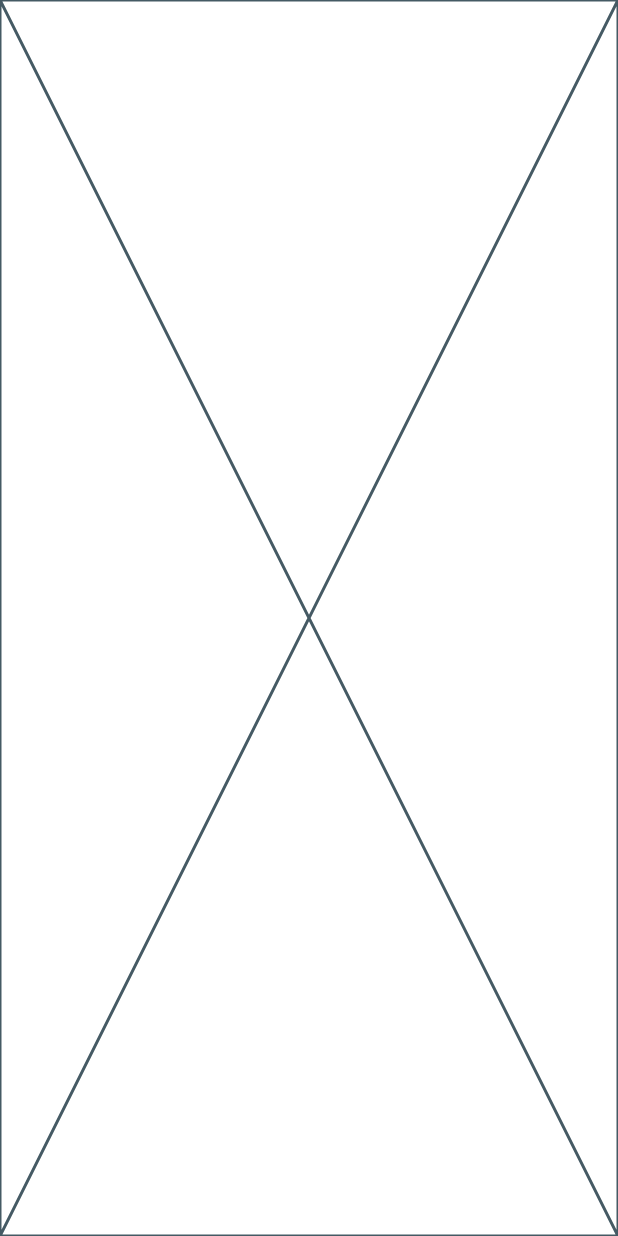
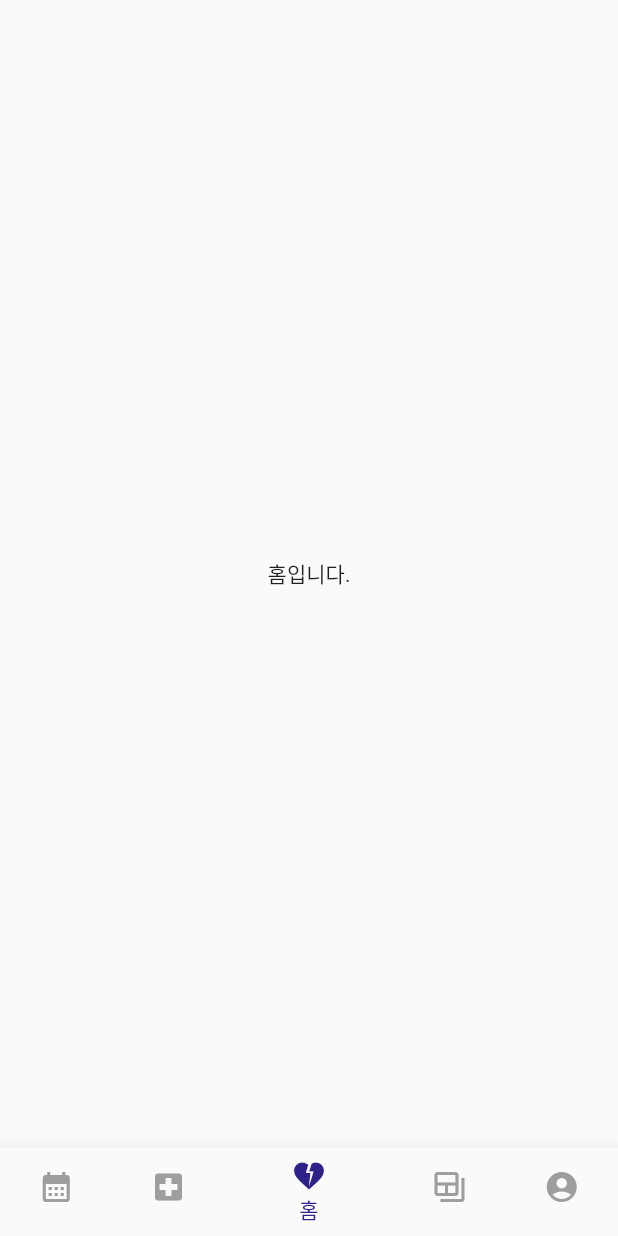
Before and after one commit to suvven1/RhythmCARE, a Flutter app: the screen it shows after launch, after a tap on "로그인", on a phone screen of 412 x 824 dp. Run offline on Flutter 3.47's test engine with Material 2 defaults, Android fonts, the phone set to English and light mode, and no system bars; our stand-ins replace plugin_platform_interface.

Commit message:
[추가]바텀네비게이션바

```diff
--- a/app/dna/lib/homePage.dart
+++ b/app/dna/lib/home/homePage.dart
@@ -10,6 +10,8 @@ class homePage extends StatefulWidget {
 class _homePageState extends State<homePage> {
   @override
   Widget build(BuildContext context) {
-    return const Placeholder();
+    return Scaffold(
+      body: Center(child: Text('홈입니다.')),
+    );;;
   }
 }
--- /dev/null
+++ b/app/dna/lib/mainPage.dart
@@ -0,0 +1,72 @@
+import 'package:dna/blog/blogPage.dart';
+import 'package:dna/calendar/calendarPage.dart';
+import 'package:dna/home/homePage.dart';
+import 'package:dna/hospital/hospitalPage.dart';
+import 'package:dna/mypage/myPage.dart';
+import 'package:flutter/material.dart';
+
+
+class mainPage extends StatefulWidget {
+  const mainPage({super.key});
+
+  @override
+  State<mainPage> createState() => _mainPageState();
+}
+
+class _mainPageState extends State<mainPage> {
+
+  int currentPageIndex = 2;
+
+  void onItemTap(index) {
+    setState(() {
+      currentPageIndex = index;
+    });
+  }
+
+  @override
+  Widget build(BuildContext context) {
+
+    final List<Widget> pageIndex = <Widget>[
+      calendarPage(),
+      hospitalPage(),
+      homePage(),
+      blogPage(),
+      myPage(),
+    ];
+
+    return Scaffold(
+      body: SafeArea(
+        child: pageIndex.elementAt(currentPageIndex),
+      ),
+      bottomNavigationBar: BottomNavigationBar(
+        selectedItemColor: Color(0xff2e2288),
+        unselectedItemColor: Colors.grey,
+        currentIndex: currentPageIndex,
+        onTap: onItemTap,
+
+        items: const <BottomNavigationBarItem>[
+          BottomNavigationBarItem(
+              icon: Icon(Icons.calendar_month),
+              label: '달력'
+          ),
+          BottomNavigationBarItem(
+              icon: Icon(Icons.local_hospital),
+              label: '병원'
+          ),
+          BottomNavigationBarItem(
+              icon: Icon(Icons.heart_broken),
+              label: '홈'
+          ),
+          BottomNavigationBarItem(
+              icon: Icon(Icons.backup_table_outlined),
+              label: '블로그'
+          ),
+          BottomNavigationBarItem(
+              icon: Icon(Icons.account_circle),
+              label: '내 정보'
+          ),
+        ],
+      ),
+    );
+  }
+}
--- a/app/dna/lib/loginPage.dart
+++ b/app/dna/lib/member/findPage.dart
@@ -1,19 +1,20 @@
-import 'package:dna/joinPage.dart';
 import 'package:flutter/material.dart';
+import 'findSettingPage.dart';
+import 'joinPage.dart';
 
-import 'findPage.dart';
-import 'homePage.dart';
-
-class loginPage extends StatefulWidget {
-  const loginPage({super.key});
+class findPage extends StatefulWidget {
+  const findPage({super.key});
 
   @override
-  State<loginPage> createState() => _loginPageState();
+  State<findPage> createState() => _findPageState();
 }
 
-class _loginPageState extends State<loginPage> {
-  TextEditingController idCon = TextEditingController();
-  TextEditingController pwCon = TextEditingController();
+class _findPageState extends State<findPage> {
+  TextEditingController nameCon = TextEditingController();
+  TextEditingController birthCon = TextEditingController();
+  TextEditingController phoneCon = TextEditingController();
+
+  String findIt = '아이디';
 
   // toggle 변수
   bool isGuard = true;
@@ -37,48 +38,51 @@ class _loginPageState extends State<loginPage> {
             mainAxisAlignment: MainAxisAlignment.spaceBetween,
             children: [
               Column(
+                crossAxisAlignment: CrossAxisAlignment.start,
                 children: [
                   Image.asset('image/logo.png'),
                   SizedBox(
                     height: 50,
                   ),
                   ToggleButtons(
-                    borderColor: Color(0xff2e2288), // 큰 박스 선 색
-                    borderRadius: BorderRadius.all(Radius.circular(50)), // 큰 박스 선 둥글게
+                    borderColor: Colors.transparent, // 큰 박스 선 색
+                    renderBorder: false, // 선택된 박스 선 색
                     highlightColor: Colors.transparent, // 클릭 시, 동그랗게 퍼지는 색
-                    fillColor: Color(0xff2e2288), // 선택된 박스 색
-                    selectedColor: Colors.white, // 선택된 박스 텍스트 색
+                    fillColor: Colors.transparent, // 선택된 박스 색
+                    selectedColor: Color(0xff2e2288), // 선택된 박스 텍스트 색
                     color: Colors.grey, // 미 선택된 박스 텍스트 색
-                    textStyle: TextStyle(fontSize: 17, fontWeight: FontWeight.bold),
                     isSelected: isSelected,
                     onPressed: toggleSelect,
                     children: [
-                      SizedBox(
-                        width: MediaQuery.of(context).size.width / 2.1,
-                        child: const Center(child: Text('보호자 로그인')),
-                      ),
-                      SizedBox(
-                        width: MediaQuery.of(context).size.width / 2.1,
-                        child: const Center(child: Text('사용자 로그인')),
-                      ),
+                      SizedBox(width: 100, child: const Center(child: Text('아이디 찾기',style: TextStyle(fontWeight: FontWeight.bold, fontSize: 17),))),
+                      SizedBox(width: 100, child: const Center(child: Text('비밀번호 찾기',style: TextStyle(fontWeight: FontWeight.bold, fontSize: 17),))),
                     ],
                   ),
                   SizedBox(
                     height: 30,
                   ),
                   TextField(
-                    controller: idCon,
+                    controller: nameCon,
                     decoration: const InputDecoration(
-                      labelText: '아이디',
+                      labelText: '보호자 성명',
                     ),
                   ),
                   SizedBox(
                     height: 10,
                   ),
                   TextField(
-                    controller: pwCon,
+                    controller: birthCon,
                     decoration: const InputDecoration(
-                      labelText: '비밀번호',
+                      labelText: '보호자 생년월일 8자리',
+                    ),
+                  ),
+                  SizedBox(
+                    height: 10,
+                  ),
+                  TextField(
+                    controller: phoneCon,
+                    decoration: const InputDecoration(
+                      labelText: '보호자 휴대폰번호',
                     ),
                   ),
                   SizedBox(
@@ -91,33 +95,16 @@ class _loginPageState extends State<loginPage> {
                     child: Container(
                       width: double.infinity,
                       height: 50,
-                      child: Center(child: Text('로그인')),
+                      child: Center(child: Text('$findIt 찾기')),
                     ),
                     onPressed: () {
-                      Navigator.push(context,
-                          MaterialPageRoute(builder: (_) => homePage()));
+                      if(findIt == '아이디') {
+                        Navigator.pop(context);
+                      } else{
+                        Navigator.push(context, MaterialPageRoute(builder: (_)=>findSettingPage()));
+                      }
                     },
                   ),
-                  SizedBox(
-                    height: 20,
-                  ),
-                  Row(
-                    mainAxisAlignment: MainAxisAlignment.center,
-                    children: [
-                      TextButton(
-                          onPressed: () {
-                            Navigator.push(context, MaterialPageRoute(builder: (_)=>findPage()));
-                          },
-                          child: Text('아이디 찾기',
-                              style: TextStyle(color: Colors.black))),
-                      TextButton(
-                          onPressed: () {
-                            Navigator.push(context, MaterialPageRoute(builder: (_)=>findPage()));
-                          },
-                          child: Text('비밀번호 찾기',
-                              style: TextStyle(color: Colors.black))),
-                    ],
-                  )
                 ],
               ),
               Row(
@@ -151,9 +138,11 @@ class _loginPageState extends State<loginPage> {
     if (value == 0) {
       isGuard = true;
       isUser = false;
+      findIt = '아이디';
     } else {
       isGuard = false;
       isUser = true;
+      findIt = '비밀번호';
     }
     setState(() {
       isSelected = [isGuard, isUser];
--- a/app/dna/lib/join2Page.dart
+++ b/app/dna/lib/member/join2Page.dart
@@ -1,5 +1,6 @@
-import 'package:dna/loginPage.dart';
 import 'package:flutter/material.dart';
+
+import 'loginPage.dart';
 
 class join2Page extends StatefulWidget {
   const join2Page({super.key});
@@ -69,7 +70,7 @@ class _join2PageState extends State<join2Page> {
                   children: [
                     ElevatedButton(
                       style: ElevatedButton.styleFrom(
-                        backgroundColor: Colors.blue,
+                        backgroundColor: Color(0xff2e2288)
                       ),
                       child: Container(
                         width: double.infinity,
@@ -77,6 +78,7 @@ class _join2PageState extends State<join2Page> {
                         child: const Center(child: Text('회원가입')),
                       ),
                       onPressed: (){
+                        Navigator.pushNamedAndRemoveUntil(context, '/', (route) => false);
                         Navigator.push(context, MaterialPageRoute(builder: (_)=>loginPage()));
                       },
                     ),
--- a/app/dna/lib/findPage.dart
+++ b/app/dna/lib/member/loginPage.dart
@@ -1,21 +1,18 @@
-import 'package:dna/joinPage.dart';
-import 'package:dna/loginPage.dart';
 import 'package:flutter/material.dart';
-import 'homePage.dart';
+import '../mainPage.dart';
+import 'findPage.dart';
+import 'joinPage.dart';
 
-class findPage extends StatefulWidget {
-  const findPage({super.key});
+class loginPage extends StatefulWidget {
+  const loginPage({super.key});
 
   @override
-  State<findPage> createState() => _findPageState();
+  State<loginPage> createState() => _loginPageState();
 }
 
-class _findPageState extends State<findPage> {
-  TextEditingController nameCon = TextEditingController();
-  TextEditingController birthCon = TextEditingController();
-  TextEditingController phoneCon = TextEditingController();
-
-  String findIt = '아이디';
+class _loginPageState extends State<loginPage> {
+  TextEditingController idCon = TextEditingController();
+  TextEditingController pwCon = TextEditingController();
 
   // toggle 변수
   bool isGuard = true;
@@ -39,51 +36,48 @@ class _findPageState extends State<findPage> {
             mainAxisAlignment: MainAxisAlignment.spaceBetween,
             children: [
               Column(
-                crossAxisAlignment: CrossAxisAlignment.start,
                 children: [
                   Image.asset('image/logo.png'),
                   SizedBox(
                     height: 50,
                   ),
                   ToggleButtons(
-                    borderColor: Colors.transparent, // 큰 박스 선 색
-                    renderBorder: false, // 선택된 박스 선 색
+                    borderColor: Color(0xff2e2288), // 큰 박스 선 색
+                    borderRadius: BorderRadius.all(Radius.circular(50)), // 큰 박스 선 둥글게
                     highlightColor: Colors.transparent, // 클릭 시, 동그랗게 퍼지는 색
-                    fillColor: Colors.transparent, // 선택된 박스 색
-                    selectedColor: Color(0xff2e2288), // 선택된 박스 텍스트 색
+                    fillColor: Color(0xff2e2288), // 선택된 박스 색
+                    selectedColor: Colors.white, // 선택된 박스 텍스트 색
                     color: Colors.grey, // 미 선택된 박스 텍스트 색
+                    textStyle: TextStyle(fontSize: 17, fontWeight: FontWeight.bold),
                     isSelected: isSelected,
                     onPressed: toggleSelect,
                     children: [
-                      SizedBox(width: 100, child: const Center(child: Text('아이디 찾기',style: TextStyle(fontWeight: FontWeight.bold, fontSize: 17),))),
-                      SizedBox(width: 100, child: const Center(child: Text('비밀번호 찾기',style: TextStyle(fontWeight: FontWeight.bold, fontSize: 17),))),
+                      SizedBox(
+                        width: MediaQuery.of(context).size.width / 2.1,
+                        child: const Center(child: Text('보호자 로그인')),
+                      ),
+                      SizedBox(
+                        width: MediaQuery.of(context).size.width / 2.1,
+                        child: const Center(child: Text('사용자 로그인')),
+                      ),
                     ],
                   ),
                   SizedBox(
                     height: 30,
                   ),
                   TextField(
-                    controller: nameCon,
+                    controller: idCon,
                     decoration: const InputDecoration(
-                      labelText: '보호자 성명',
+                      labelText: '아이디',
                     ),
                   ),
                   SizedBox(
                     height: 10,
                   ),
                   TextField(
-                    controller: birthCon,
+                    controller: pwCon,
                     decoration: const InputDecoration(
-                      labelText: '보호자 생년월일 8자리',
-                    ),
-                  ),
-                  SizedBox(
-                    height: 10,
-                  ),
-                  TextField(
-                    controller: phoneCon,
-                    decoration: const InputDecoration(
-                      labelText: '보호자 휴대폰번호',
+                      labelText: '비밀번호',
                     ),
                   ),
                   SizedBox(
@@ -96,17 +90,34 @@ class _findPageState extends State<findPage> {
                     child: Container(
                       width: double.infinity,
                       height: 50,
-                      child: Center(child: Text('$findIt 찾기')),
+                      child: Center(child: Text('로그인')),
                     ),
                     onPressed: () {
-                      if(findIt == '아이디') {
-                        Navigator.push(context,
-                            MaterialPageRoute(builder: (_) => loginPage()));
-                      } else{
-
-                      }
+                      Navigator.pushNamedAndRemoveUntil(context, '/', (route) => false);
+                      Navigator.push(context,
+                          MaterialPageRoute(builder: (_) => mainPage()));
                     },
                   ),
+                  SizedBox(
+                    height: 20,
+                  ),
+                  Row(
+                    mainAxisAlignment: MainAxisAlignment.center,
+                    children: [
+                      TextButton(
+                          onPressed: () {
+                            Navigator.push(context, MaterialPageRoute(builder: (_)=>findPage()));
+                          },
+                          child: Text('아이디 찾기',
+                              style: TextStyle(color: Colors.black))),
+                      TextButton(
+                          onPressed: () {
+                            Navigator.push(context, MaterialPageRoute(builder: (_)=>findPage()));
+                          },
+                          child: Text('비밀번호 찾기',
+                              style: TextStyle(color: Colors.black))),
+                    ],
+                  )
                 ],
               ),
               Row(
@@ -121,12 +132,10 @@ class _findPageState extends State<findPage> {
                       Navigator.push(context,
                           MaterialPageRoute(builder: (_) => joinPage()));
                     },
-                    child: TextButton(
-                        onPressed: () {},
-                        child: Text('회원가입',
-                            style: TextStyle(
-                                color: Color(0xff2e2288),
-                                fontWeight: FontWeight.bold))),
+                    child: Text('회원가입',
+                        style: TextStyle(
+                            color: Color(0xff2e2288),
+                            fontWeight: FontWeight.bold)),
                   ),
                 ],
               ),
@@ -142,11 +151,9 @@ class _findPageState extends State<findPage> {
     if (value == 0) {
       isGuard = true;
       isUser = false;
-      findIt = '아이디';
     } else {
       isGuard = false;
       isUser = true;
-      findIt = '비밀번호';
     }
     setState(() {
       isSelected = [isGuard, isUser];
--- a/app/dna/lib/splash.dart
+++ b/app/dna/lib/splash.dart
@@ -1,5 +1,5 @@
 import 'package:flutter/material.dart';
-import 'loginPage.dart';
+import 'member/loginPage.dart';
 
 class splash extends StatefulWidget {
   const splash({super.key});
@@ -13,6 +13,7 @@ class _SplashState extends State<splash> {
   void initState(){
     super.initState();
     Future.delayed(const Duration(seconds: 3), (){
+      Navigator.pushNamedAndRemoveUntil(context, '/', (route) => false);
       Navigator.pushReplacement(context, MaterialPageRoute(builder: (_) => const loginPage()));
     });
   }
```
Also changed, not shown: app/dna/lib/blog/blogPage.dart (added, +17 -0 lines), app/dna/lib/calendar/calendarPage.dart (added, +17 -0 lines), app/dna/lib/hospital/hospitalPage.dart (added, +17 -0 lines), app/dna/lib/main.dart (+34 -4 lines), app/dna/lib/member/findSettingPage.dart (added, +95 -0 lines), app/dna/lib/mypage/myPage.dart (added, +17 -0 lines), app/dna/Image/home.png (added), app/dna/lib/member/joinPage.dart (renamed from app/dna/lib/joinPage.dart).
